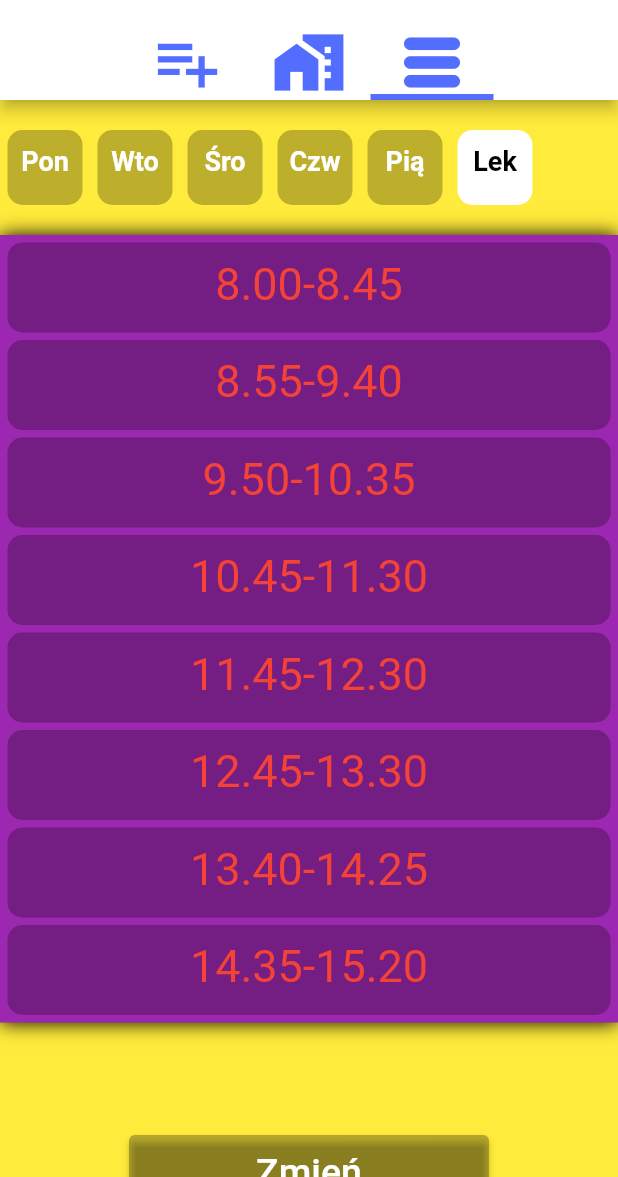
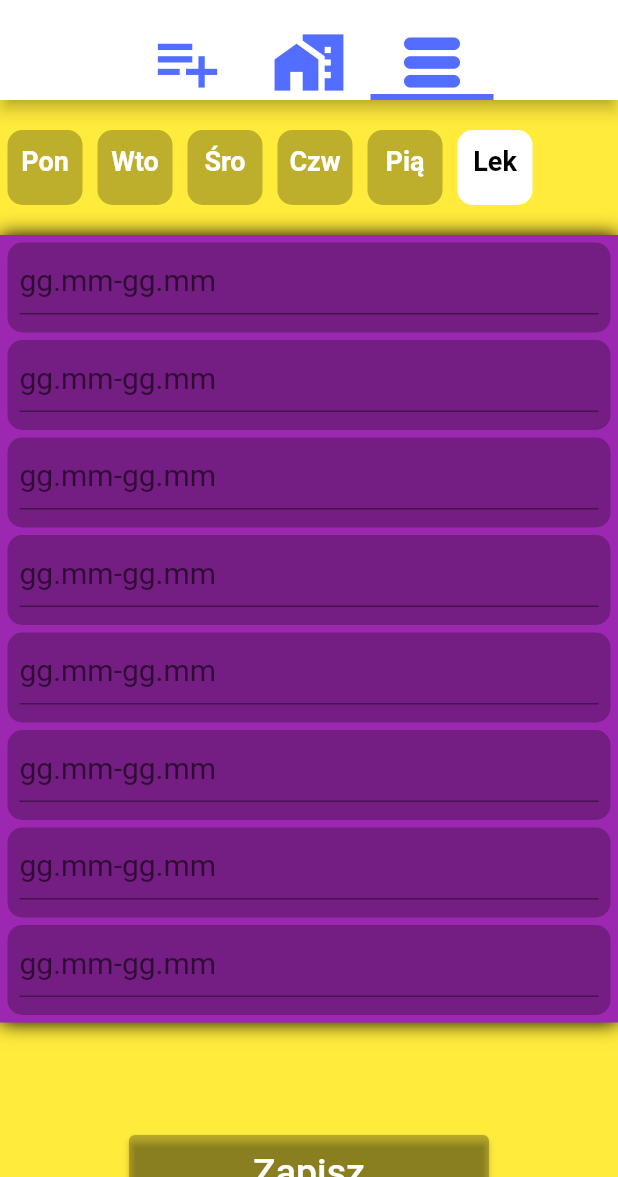
Before and after one commit to LukasStycz/homeWork, a Flutter app: the screen it shows after launch, tab 3 chosen, after a tap on "Zmień", on a phone screen of 412 x 824 dp, the part 59-1236 px from its top. Run offline on Flutter 3.47's test engine with Material 2 defaults, Android fonts, the phone set to English and light mode, and no system bars; our stand-ins replace flutter_bloc, shared_preferences.

Commit message:
lessonplan cubit textfield controller work

```diff
--- a/lib/home_page.dart
+++ b/lib/home_page.dart
@@ -1,10 +1,9 @@
 import 'package:flutter/material.dart';
+import 'package:flutter/services.dart';
 import 'package:flutter_bloc/flutter_bloc.dart';
 import 'package:homeworkapp/home_work_cubit/homework_cubit.dart';
 
 import 'lesson_plan-cubit/lessonplan_cubit.dart';
-
-// import 'package:bloc/';
 
 class HomePage extends StatelessWidget {
   const HomePage({Key? key}) : super(key: key);
@@ -117,11 +116,11 @@ class _Pages extends StatelessWidget {
               LessonPlanState state,
             ) {
               if (state is LessonPlan) {
-                return LessonPlanLayout(
+                return LessonPlanAndChangePlanLayout(
                     currentDayPlan: state.currentDayPlan,
                     cardColorList: state.cardColorList,
                     gestureDetectorIndex: state.gestureDetectorIndex,
-                );
+                    lessonPlanOrChangePlan: state.lessonPlanOrChangePlan);
               } else {
                 return const CircularProgressIndicator();
               }
@@ -171,11 +170,12 @@ class HomeWorkListLayout extends StatelessWidget {
   }
 }
 
-class LessonPlanLayout extends StatelessWidget {
-  LessonPlanLayout(
+class LessonPlanAndChangePlanLayout extends StatelessWidget {
+  LessonPlanAndChangePlanLayout(
       {required this.currentDayPlan,
       required this.cardColorList,
       required this.gestureDetectorIndex,
+      required this.lessonPlanOrChangePlan,
       Key? key})
       : super(key: key);
   final List<String> lessonPlanDaysAndHours = [
@@ -186,6 +186,17 @@ class LessonPlanLayout extends StatelessWidget {
     "Pią",
     "Lek"
   ];
+  final List<TextEditingController> _controller = [
+    TextEditingController(),
+    TextEditingController(),
+    TextEditingController(),
+    TextEditingController(),
+    TextEditingController(),
+    TextEditingController(),
+    TextEditingController(),
+    TextEditingController(),
+  ];
+  final bool lessonPlanOrChangePlan;
   final List<String> currentDayPlan;
   final List<List<Color>> cardColorList;
   final int gestureDetectorIndex;
@@ -205,7 +216,11 @@ class LessonPlanLayout extends StatelessWidget {
             itemBuilder: (BuildContext context, int index) {
               return GestureDetector(
                 onTap: () {
-                  context.read<LessonPlanCubit>().changePlanLayout(index);
+                  if (lessonPlanOrChangePlan == true) {
+                    context
+                        .read<LessonPlanCubit>()
+                        .changePlanLayout(index, lessonPlanOrChangePlan);
+                  }
                 },
                 child: Container(
                   margin: const EdgeInsets.only(left: 5, right: 5),
@@ -244,6 +259,59 @@ class LessonPlanLayout extends StatelessWidget {
               color: Colors.purple, boxShadow: [BoxShadow(blurRadius: 10.0)]),
           child: ListView.builder(
               itemBuilder: (BuildContext context, int index) {
+                if ((lessonPlanOrChangePlan == false) &&
+                    (gestureDetectorIndex != 5)) {
+                  return Container(
+                    margin: const EdgeInsets.only(left: 5, right: 5, top: 5),
+                    height: 60,
+                    width: 50,
+                    decoration: const BoxDecoration(
+                        color: Colors.black26,
+                        borderRadius: BorderRadius.all(Radius.circular(10))),
+                    child: Padding(
+                      padding: const EdgeInsets.symmetric(
+                          horizontal: 8, vertical: 16),
+                      child: TextFormField(
+                        style: const TextStyle(fontSize: 20, color: Colors.red),
+                        decoration: InputDecoration(
+                          border: const UnderlineInputBorder(),
+                          hintText: '${index + 1} Lekcja',
+                        ),
+                      ),
+                    ),
+                  );
+                  //todo zmienić  on pres przycisku  wzależnosci od gestureDetectorIndex będzie zapisywał do różnych list w shared preferences;
+                } else if ((lessonPlanOrChangePlan == false) &&
+                    (gestureDetectorIndex == 5)) {
+                  return Container(
+                    margin: const EdgeInsets.only(left: 5, right: 5, top: 5),
+                    height: 60,
+                    width: 50,
+                    decoration: const BoxDecoration(
+                        color: Colors.black26,
+                        borderRadius: BorderRadius.all(Radius.circular(10))),
+                    child: Padding(
+                      padding: const EdgeInsets.symmetric(
+                          horizontal: 8, vertical: 0),
+                      child: TextFormField(
+                        controller: _controller[index],
+                        onEditingComplete: () {
+                          print(_controller[index].text);
+                        },
+                        style: const TextStyle(fontSize: 20, color: Colors.red),
+                        keyboardType: TextInputType.number,
+                        textAlignVertical: TextAlignVertical.bottom,
+                        inputFormatters: [
+                          FilteringTextInputFormatter.allow(RegExp('[0-9.-]'))
+                        ],
+                        decoration: const InputDecoration(
+                          border: UnderlineInputBorder(),
+                          hintText: 'gg.mm-gg.mm',
+                        ),
+                      ),
+                    ),
+                  );
+                } else {
                   return Container(
                     margin: const EdgeInsets.only(left: 5, right: 5, top: 5),
                     height: 60,
@@ -258,11 +326,13 @@ class LessonPlanLayout extends StatelessWidget {
                         ),
                         Text(
                           currentDayPlan.elementAt(index),
-                        style: const TextStyle(fontSize: 30, color: Colors.red),
+                          style:
+                              const TextStyle(fontSize: 30, color: Colors.red),
                         ),
                       ],
                     ),
                   );
+                }
               },
               itemCount: currentDayPlan.length),
         ),
@@ -273,14 +343,43 @@ class LessonPlanLayout extends StatelessWidget {
             style: ElevatedButton.styleFrom(
                 fixedSize: const Size(240, 50), primary: Colors.black26),
             onPressed: () {
+              if (lessonPlanOrChangePlan == true) {
+                context
+                    .read<LessonPlanCubit>()
+                    .changePlanLayout(gestureDetectorIndex, false);
                 print(gestureDetectorIndex);
+              } else {
+                context
+                    .read<LessonPlanCubit>()
+                    .changePlanLayout(gestureDetectorIndex, true);
+                print(gestureDetectorIndex);
+              }
             },
-          child: const Text(
-            'Zmień',
-            style: TextStyle(fontSize: 25),
-          ),
-        ),
+            child: LessonPlanOrChangePlanButton(
+                lessonPlanOrChangePlan: lessonPlanOrChangePlan)),
       ],
     );
   }
 }
+
+class LessonPlanOrChangePlanButton extends StatelessWidget {
+  const LessonPlanOrChangePlanButton(
+      {required this.lessonPlanOrChangePlan, Key? key})
+      : super(key: key);
+  final bool lessonPlanOrChangePlan;
+
+  @override
+  Widget build(BuildContext context) {
+    if (lessonPlanOrChangePlan == true) {
+      return const Text(
+        'Zmień',
+        style: TextStyle(fontSize: 25),
+      );
+    } else {
+      return const Text(
+        'Zapisz',
+        style: TextStyle(fontSize: 25),
+      );
+    }
+  }
+}
--- a/lib/lesson_plan-cubit/lessonplan_cubit.dart
+++ b/lib/lesson_plan-cubit/lessonplan_cubit.dart
@@ -5,11 +5,11 @@ part 'lessonplan_state.dart';
 
 class LessonPlanCubit extends Cubit<LessonPlanState> {
   LessonPlanCubit() : super(const LessonPlanInitial()) {
-    _loadHours();
+    _loadHours(true);
   }
 
-  void _loadMonday() {
-    const int gestureDetectorIndex=0;
+  void _loadMonday(bool lessonPlanOrChangePlan) {
+    const int gestureDetectorIndex = 0;
     final List<String> currentDayPlan = ["cos", "poniedziałek"];
     final List<List<Color>> cardColorList = [
       [Colors.white, Colors.black],
@@ -19,12 +19,12 @@ class LessonPlanCubit extends Cubit<LessonPlanState> {
       [Colors.black26, Colors.white],
       [Colors.black26, Colors.white],
     ];
-    emit(LessonPlan(cardColorList, currentDayPlan,gestureDetectorIndex));
+    emit(LessonPlan(cardColorList, currentDayPlan, gestureDetectorIndex,
+        lessonPlanOrChangePlan));
   }
 
-  void _loadTuesday() {
-    const int gestureDetectorIndex=1;
-
+  void _loadTuesday(bool lessonPlanOrChangePlan) {
+    const int gestureDetectorIndex = 1;
     final List<String> currentDayPlan = ["cos", "wtorek"];
     final List<List<Color>> cardColorList = [
       [Colors.black26, Colors.white],
@@ -34,11 +34,12 @@ class LessonPlanCubit extends Cubit<LessonPlanState> {
       [Colors.black26, Colors.white],
       [Colors.black26, Colors.white],
     ];
-    emit(LessonPlan(cardColorList, currentDayPlan,gestureDetectorIndex));
+    emit(LessonPlan(cardColorList, currentDayPlan, gestureDetectorIndex,
+        lessonPlanOrChangePlan));
   }
 
-  void _loadWendesday() {
-    const int gestureDetectorIndex=2;
+  void _loadWendesday(bool lessonPlanOrChangePlan) {
+    const int gestureDetectorIndex = 2;
 
     final List<String> currentDayPlan = ["cos", "środa"];
     final List<List<Color>> cardColorList = [
@@ -49,11 +50,12 @@ class LessonPlanCubit extends Cubit<LessonPlanState> {
       [Colors.black26, Colors.white],
       [Colors.black26, Colors.white],
     ];
-    emit(LessonPlan(cardColorList, currentDayPlan,gestureDetectorIndex));
+    emit(LessonPlan(cardColorList, currentDayPlan, gestureDetectorIndex,
+        lessonPlanOrChangePlan));
   }
 
-  void _loadThursday() {
-    const int gestureDetectorIndex=3;
+  void _loadThursday(bool lessonPlanOrChangePlan) {
+    const int gestureDetectorIndex = 3;
 
     final List<String> currentDayPlan = ["cos", "czwartek"];
     final List<List<Color>> cardColorList = [
@@ -64,11 +66,12 @@ class LessonPlanCubit extends Cubit<LessonPlanState> {
       [Colors.black26, Colors.white],
       [Colors.black26, Colors.white],
     ];
-    emit(LessonPlan(cardColorList, currentDayPlan,gestureDetectorIndex));
+    emit(LessonPlan(cardColorList, currentDayPlan, gestureDetectorIndex,
+        lessonPlanOrChangePlan));
   }
 
-  void _loadFriday() {
-    const int gestureDetectorIndex=4;
+  void _loadFriday(bool lessonPlanOrChangePlan) {
+    const int gestureDetectorIndex = 4;
 
     final List<String> currentDayPlan = ["cos", "piątek"];
     final List<List<Color>> cardColorList = [
@@ -79,19 +82,39 @@ class LessonPlanCubit extends Cubit<LessonPlanState> {
       [Colors.white, Colors.black],
       [Colors.black26, Colors.white],
     ];
-    emit(LessonPlan(cardColorList, currentDayPlan,gestureDetectorIndex));
+    emit(LessonPlan(cardColorList, currentDayPlan, gestureDetectorIndex,
+        lessonPlanOrChangePlan));
   }
-  void _loadHours() {
-    const int gestureDetectorIndex=5;
 
-    const List<double> lessonHours = [8.00,8.45,8.55,9.40,9.50,10.35,10.45,11.30,11.45,12.30,12.45,13.30,13.40,14.25,14.35,15.20];
-    final List<String> currentDayPlan = ['${lessonHours[0].toStringAsFixed(2)}-${lessonHours[1].toStringAsFixed(2)}',
+  void _loadHours(bool lessonPlanOrChangePlan) {
+    const int gestureDetectorIndex = 5;
+
+    const List<double> lessonHours = [
+      8.00,
+      8.45,
+      8.55,
+      9.40,
+      9.50,
+      10.35,
+      10.45,
+      11.30,
+      11.45,
+      12.30,
+      12.45,
+      13.30,
+      13.40,
+      14.25,
+      14.35,
+      15.20
+    ];
+    final List<String> currentDayPlan = [
+      '${lessonHours[0].toStringAsFixed(2)}-${lessonHours[1].toStringAsFixed(2)}',
       '${lessonHours[2].toStringAsFixed(2)}-${lessonHours[3].toStringAsFixed(2)}',
       '${lessonHours[4].toStringAsFixed(2)}-${lessonHours[5].toStringAsFixed(2)}',
       '${lessonHours[6].toStringAsFixed(2)}-${lessonHours[7].toStringAsFixed(2)}',
       '${lessonHours[8].toStringAsFixed(2)}-${lessonHours[9].toStringAsFixed(2)}',
       '${lessonHours[10].toStringAsFixed(2)}-${lessonHours[11].toStringAsFixed(2)}',
-      '${lessonHours[12].toStringAsFixed(2)}-${lessonHours[13].toStringAsFixed(2)}',
+      '${lessonHours[12].toStringAsFixed(2)}.${lessonHours[13].toStringAsFixed(2)}',
       '${lessonHours[14].toStringAsFixed(2)}-${lessonHours[15].toStringAsFixed(2)}',
     ];
     final List<List<Color>> cardColorList = [
@@ -102,28 +125,29 @@ class LessonPlanCubit extends Cubit<LessonPlanState> {
       [Colors.black26, Colors.white],
       [Colors.white, Colors.black],
     ];
-    emit(LessonPlan(cardColorList, currentDayPlan,gestureDetectorIndex));
+    emit(LessonPlan(cardColorList, currentDayPlan, gestureDetectorIndex,
+        lessonPlanOrChangePlan));
   }
-  void changePlanLayout(int index) {
+
+  void changePlanLayout(int index, bool lessonPlanOrChangePlan) {
     if (index == 1) {
-      _loadTuesday();
+      _loadTuesday(lessonPlanOrChangePlan);
       print('dzień$index');
     } else if (index == 2) {
-      _loadWendesday();
+      _loadWendesday(lessonPlanOrChangePlan);
       print('dzień$index');
     } else if (index == 3) {
-      _loadThursday();
+      _loadThursday(lessonPlanOrChangePlan);
       print('dzień$index');
     } else if (index == 4) {
-      _loadFriday();
+      _loadFriday(lessonPlanOrChangePlan);
       print('dzień$index');
     } else if (index == 5) {
-      _loadHours();
+      _loadHours(lessonPlanOrChangePlan);
       print('dzień$index');
     } else {
-      _loadMonday();
+      _loadMonday(lessonPlanOrChangePlan);
       print('dzień$index');
     }
   }
-
 }
--- a/lib/lesson_plan-cubit/lessonplan_state.dart
+++ b/lib/lesson_plan-cubit/lessonplan_state.dart
@@ -10,13 +10,13 @@ class LessonPlanInitial extends LessonPlanState {
 }
 
 class LessonPlan extends LessonPlanState {
+  final bool lessonPlanOrChangePlan;
   final int gestureDetectorIndex;
   final List<List<Color>> cardColorList;
   final List<String> currentDayPlan;
 
-
-  const LessonPlan(
-       this.cardColorList,this.currentDayPlan,this.gestureDetectorIndex );
+  const LessonPlan(this.cardColorList, this.currentDayPlan,
+      this.gestureDetectorIndex, this.lessonPlanOrChangePlan);
 
   @override
   bool operator ==(Object other) =>
```
Lines whose indentation alone changed are shown as unchanged.
